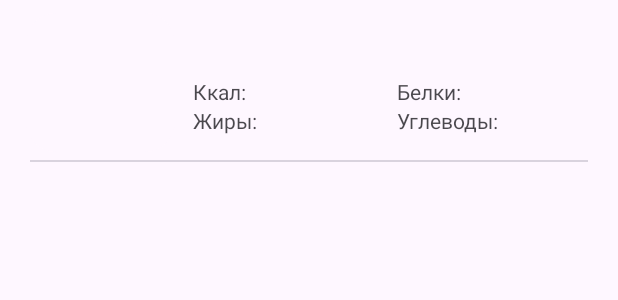
After one commit to gleb7499/My-dishes, an Android app: the layout recycler_view_dish.xml on its own in the app's theme, with its tools: preview values and no code run, on a phone screen of 412 x 824 dp. The commit adds this screen. Shown: the top 300 px of the screen. Run offline under Robolectric (Android 15) with nearby library versions, the phone set to English and light mode, and no system bars.

Commit message:
Рефакторинг адаптеров и макетов для списков блюд и продуктов
Внедрён обобщённый DiffUtil.Callback для обновления списков, заменяющий ProductDiffCallback. Добавлен DishAdapter и соответствующий макет для отображения блюд. Адаптеры ProductFindListAdapter и ProductSelectedAdapter переведены на использование обобщённого diff callback; обновлены их макеты и привязки представлений. Переименованы и переработаны макеты элементов RecyclerView, связанных с продуктами, для единообразия. Улучшен интерфейс главной активности: добавлены прозрачные системные панели, новые строковые ресурсы и стили для улучшения визуальной согласованности.

```diff
--- a/src/main/java/com/mydishes/mydishes/MainActivity.java
+++ b/src/main/java/com/mydishes/mydishes/MainActivity.java
@@ -20,6 +20,8 @@ public class MainActivity extends AppCompatActivity {
         // настройка активити
         super.onCreate(savedInstanceState);
         EdgeToEdge.enable(this);
+        getWindow().setNavigationBarColor(android.graphics.Color.TRANSPARENT);
+        getWindow().setStatusBarColor(android.graphics.Color.TRANSPARENT);
         setContentView(R.layout.activity_main);
 
         LinearLayout linearLayout = findViewById(R.id.linear_layout);
--- a/src/main/res/layout/activity_main.xml
+++ b/src/main/res/layout/activity_main.xml
@@ -45,6 +45,7 @@
         android:id="@+id/add_products_recycler"
         android:layout_width="match_parent"
         android:layout_height="0dp"
+        android:layout_marginTop="10dp"
         app:layout_constraintBottom_toBottomOf="parent"
         app:layout_constraintEnd_toEndOf="parent"
         app:layout_constraintStart_toStartOf="parent"
--- /dev/null
+++ b/src/main/res/layout/recycler_view_dish.xml
@@ -0,0 +1,127 @@
+<?xml version="1.0" encoding="utf-8"?>
+<androidx.constraintlayout.widget.ConstraintLayout xmlns:android="http://schemas.android.com/apk/res/android"
+    xmlns:app="http://schemas.android.com/apk/res-auto"
+    android:id="@+id/recyclerViewDishes"
+    android:layout_width="match_parent"
+    android:layout_height="110dp"
+    android:backgroundTint="?attr/colorBackgroundFloating">
+
+    <androidx.cardview.widget.CardView
+        android:id="@+id/imageCard"
+        android:layout_width="0dp"
+        android:layout_height="0dp"
+        app:cardBackgroundColor="?attr/colorSurface"
+        app:cardCornerRadius="20dp"
+        app:cardElevation="0dp"
+        app:cardPreventCornerOverlap="false"
+        app:cardUseCompatPadding="true"
+        app:layout_constraintBottom_toBottomOf="parent"
+        app:layout_constraintEnd_toEndOf="parent"
+        app:layout_constraintHeight_percent="0.9"
+        app:layout_constraintHorizontal_bias="0.05"
+        app:layout_constraintStart_toStartOf="parent"
+        app:layout_constraintTop_toTopOf="parent"
+        app:layout_constraintWidth_percent="0.25">
+
+        <ImageView
+            android:id="@+id/imageView"
+            android:layout_width="match_parent"
+            android:layout_height="match_parent"
+            android:contentDescription="@string/productsPhoto"
+            android:scaleType="centerCrop" />
+
+    </androidx.cardview.widget.CardView>
+
+    <TextView
+        android:id="@+id/nameDish"
+        android:layout_width="0dp"
+        android:layout_height="wrap_content"
+        android:layout_marginHorizontal="10dp"
+        android:ellipsize="end"
+        android:maxLines="2"
+        android:textAlignment="center"
+        android:textColor="?attr/colorOnSurface"
+        android:textSize="16sp"
+        app:layout_constraintBottom_toBottomOf="parent"
+        app:layout_constraintEnd_toEndOf="parent"
+        app:layout_constraintStart_toEndOf="@id/imageCard"
+        app:layout_constraintTop_toTopOf="parent"
+        app:layout_constraintVertical_bias="0.1" />
+
+    <TableLayout
+        android:layout_width="0dp"
+        android:layout_height="wrap_content"
+        android:layout_margin="10dp"
+        app:layout_constraintBottom_toBottomOf="parent"
+        app:layout_constraintEnd_toEndOf="parent"
+        app:layout_constraintStart_toEndOf="@id/imageCard"
+        app:layout_constraintTop_toBottomOf="@id/nameDish">
+
+        <TableRow>
+
+            <TextView
+                style="@style/MacroTextView"
+                android:layout_width="0dp"
+                android:layout_height="wrap_content"
+                android:text="@string/calories" />
+
+            <TextView
+                android:id="@+id/textViewCalories"
+                style="@style/MacroTextView"
+                android:layout_width="0dp"
+                android:layout_height="wrap_content" />
+
+            <TextView
+                style="@style/MacroTextView"
+                android:layout_width="0dp"
+                android:layout_height="wrap_content"
+                android:text="@string/protein" />
+
+            <TextView
+                android:id="@+id/textViewProteins"
+                style="@style/MacroTextView"
+                android:layout_width="0dp"
+                android:layout_height="wrap_content" />
+        </TableRow>
+
+        <TableRow>
+
+            <TextView
+                style="@style/MacroTextView"
+                android:layout_width="0dp"
+                android:layout_height="wrap_content"
+                android:text="@string/fat" />
+
+            <TextView
+                android:id="@+id/textViewFats"
+                style="@style/MacroTextView"
+                android:layout_width="0dp"
+                android:layout_height="wrap_content" />
+
+            <TextView
+                style="@style/MacroTextView"
+                android:layout_width="0dp"
+                android:layout_height="wrap_content"
+                android:text="@string/carb" />
+
+            <TextView
+                android:id="@+id/textViewCarbs"
+                style="@style/MacroTextView"
+                android:layout_width="0dp"
+                android:layout_height="wrap_content" />
+        </TableRow>
+    </TableLayout>
+
+    <com.google.android.material.divider.MaterialDivider
+        android:id="@+id/divider"
+        android:layout_width="0dp"
+        android:layout_height="1dp"
+        android:layout_marginHorizontal="20dp"
+        android:alpha="0.7"
+        android:backgroundTint="?attr/colorOnSurface"
+        app:layout_constraintBottom_toBottomOf="parent"
+        app:layout_constraintEnd_toEndOf="parent"
+        app:layout_constraintStart_toStartOf="parent"
+        app:layout_constraintTop_toBottomOf="@+id/imageCard" />
+
+</androidx.constraintlayout.widget.ConstraintLayout>
--- a/src/main/res/layout/recycler_view_selected_products.xml
+++ b/src/main/res/layout/recycler_view_selected_product.xml
@@ -33,7 +33,7 @@
     </androidx.cardview.widget.CardView>
 
     <TextView
-        android:id="@+id/textViewName"
+        android:id="@+id/nameDish"
         android:layout_width="0dp"
         android:layout_height="wrap_content"
         android:layout_marginHorizontal="15dp"
@@ -61,7 +61,7 @@
         app:layout_constraintBottom_toBottomOf="parent"
         app:layout_constraintEnd_toEndOf="parent"
         app:layout_constraintHorizontal_weight="0.25"
-        app:layout_constraintStart_toEndOf="@id/textViewName"
+        app:layout_constraintStart_toEndOf="@id/nameDish"
         app:layout_constraintTop_toTopOf="parent" />
 
     <com.google.android.material.divider.MaterialDivider
--- a/src/main/res/values/strings.xml
+++ b/src/main/res/values/strings.xml
@@ -62,4 +62,9 @@
     <string name="add_button">Добавить</string>
     <string name="inputName">Название</string>
     <string name="enter_name_new_dish">Введите название нового блюда</string>
+    <string name="dish_photo">Фото блюда</string>
+    <string name="calories">Ккал:</string>
+    <string name="protein">Белки:</string>
+    <string name="fat">Жиры:</string>
+    <string name="carb">Углеводы:</string>
 </resources>
--- a/src/main/res/values/themes.xml
+++ b/src/main/res/values/themes.xml
@@ -13,4 +13,12 @@
     <style name="CustomProgressBar" parent="Widget.AppCompat.ProgressBar">
         <item name="android:indeterminateTint">?attr/colorOnBackground</item>
     </style>
+
+    <style name="MacroTextView">
+        <item name="android:textSize">14sp</item>
+        <item name="android:alpha">0.8</item>
+        <item name="android:textColor">?attr/colorOnSurface</item>
+        <item name="android:layout_weight">1</item>
+    </style>
+
 </resources>
```
Also changed, not shown: src/main/java/com/mydishes/mydishes/Adapters/DishAdapter.java (added, +91 -0 lines), src/main/java/com/mydishes/mydishes/Adapters/GenericDiffCallback.java (added, +49 -0 lines), src/main/java/com/mydishes/mydishes/Adapters/ProductDiffCallback.java (deleted, +0 -40 lines), src/main/java/com/mydishes/mydishes/Adapters/ProductFindListAdapter.java (+12 -3 lines), src/main/java/com/mydishes/mydishes/Adapters/ProductSelectedAdapter.java (+11 -3 lines), src/main/res/layout/recycler_view_found_product.xml (renamed from src/main/res/layout/recycler_view_find_products.xml, +21 -3 lines).
